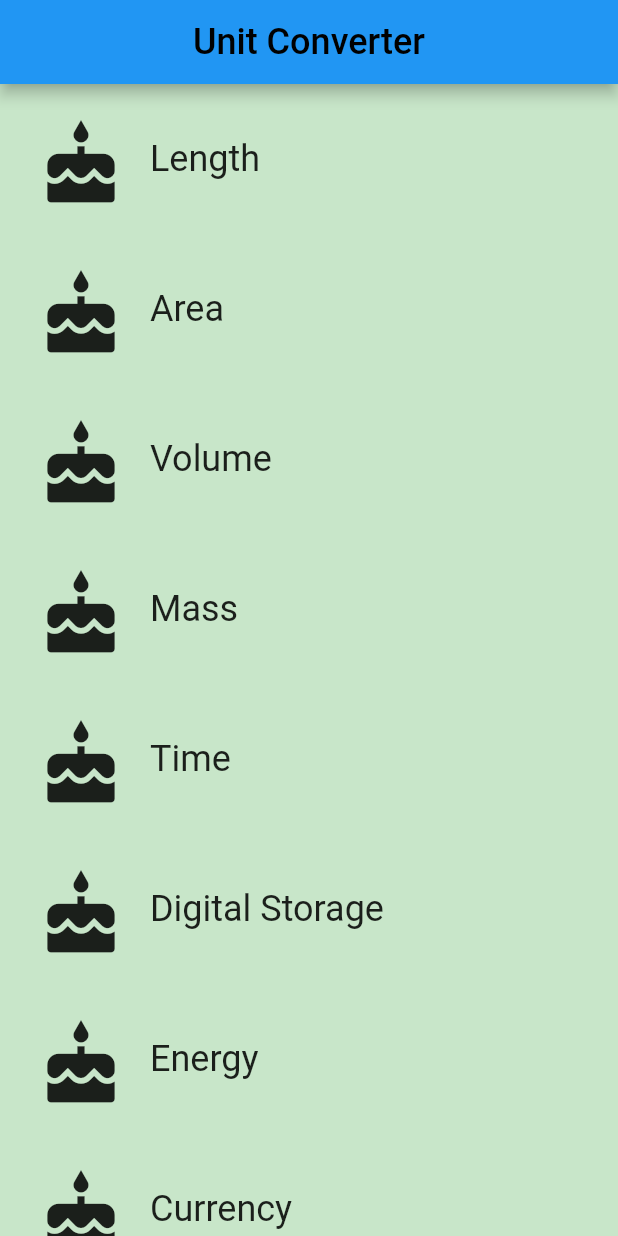
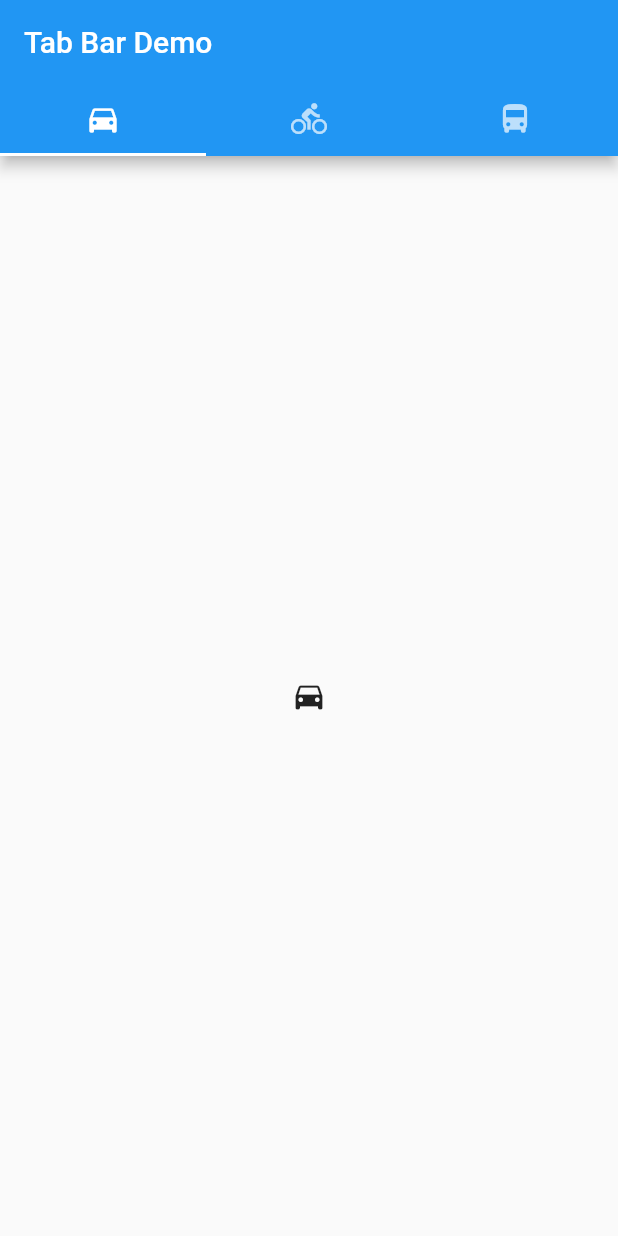
Before and after one commit to akiyosh1991/udacity_flutter, a Flutter app: the screen it shows after launch, on a phone screen of 412 x 824 dp. Run offline on Flutter 3.47's test engine with Material 2 defaults, Android fonts, the phone set to English and light mode, and no system bars.

```diff
--- a/lib/main.dart
+++ b/lib/main.dart
@@ -1,29 +1,38 @@
-// Copyright 2018 The Chromium Authors. All rights reserved.
-// Use of this source code is governed by a BSD-style license that can be
-// found in the LICENSE file.
 
-// You can read about packages here: https://flutter.io/using-packages/
 import 'package:flutter/material.dart';
 
-// TODO: Import the CategoryRoute widget
-import 'category_route.dart';
-/// The function that is called when main.dart is run.
 void main() {
-  runApp(UnitConverterApp());
+  runApp(TabBarDemo());
 }
 
-/// This widget is the root of our application.
-///
-/// The first screen we see is a list [Categories].
-class UnitConverterApp extends StatelessWidget {
+class TabBarDemo extends StatelessWidget {
   @override
   Widget build(BuildContext context) {
     return MaterialApp(
       debugShowCheckedModeBanner: false,
-      title: 'Unit Converter',
-      // TODO: Instead of pointing to exactly 1 Category widget,
-      // our home should now point to an instance of the CategoryRoute widget.
-      home: CategoryRoute(),
+      title: 'Tab Bar Demo',
+      home: DefaultTabController(
+        length: 3,
+        child: Scaffold(
+          appBar: AppBar(
+            bottom: TabBar(
+              tabs: <Widget>[
+                Tab(icon: Icon(Icons.directions_car)),
+                Tab(icon: Icon(Icons.directions_bike)),
+                Tab(icon: Icon(Icons.directions_bus)),
+              ],
+            ),
+            title: Text("Tab Bar Demo"),
+          ),
+          body: TabBarView(
+            children: <Widget>[
+              Icon(Icons.directions_car),
+              Icon(Icons.directions_bike),
+              Icon(Icons.directions_bus),
+            ],
+          ),
+        ),
+      ),
     );
   }
 }
```
